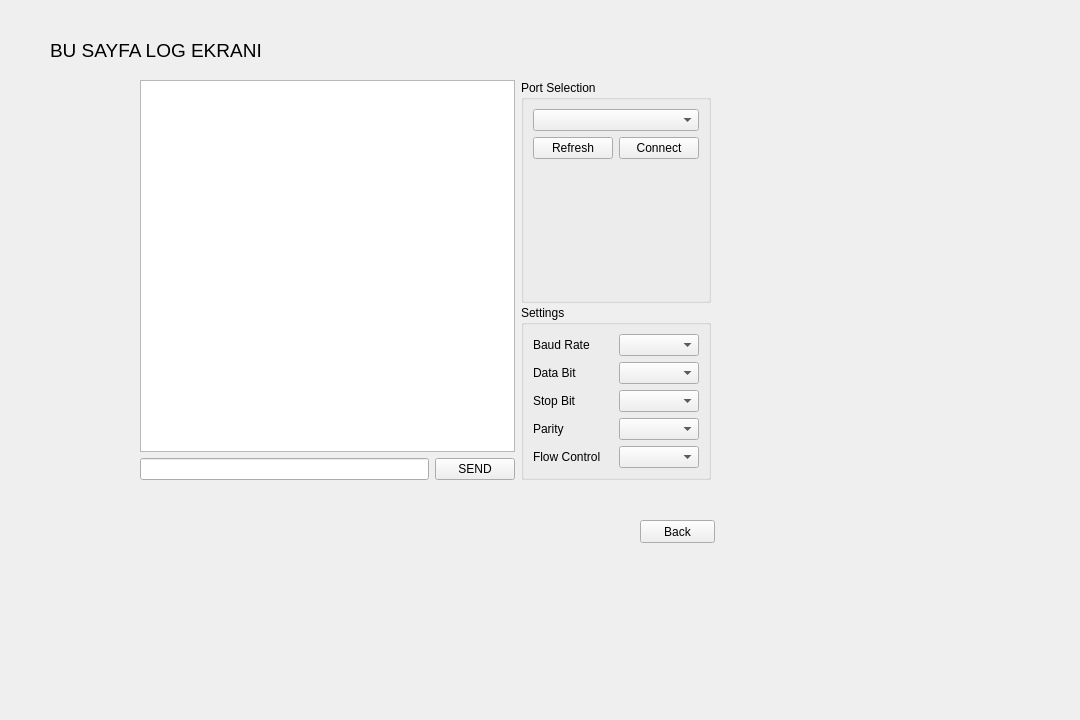
The window that ui/main_screen/main_screen.ui (cihansenyuz/system_controller) describes before a commit, drawn with Qt 5.
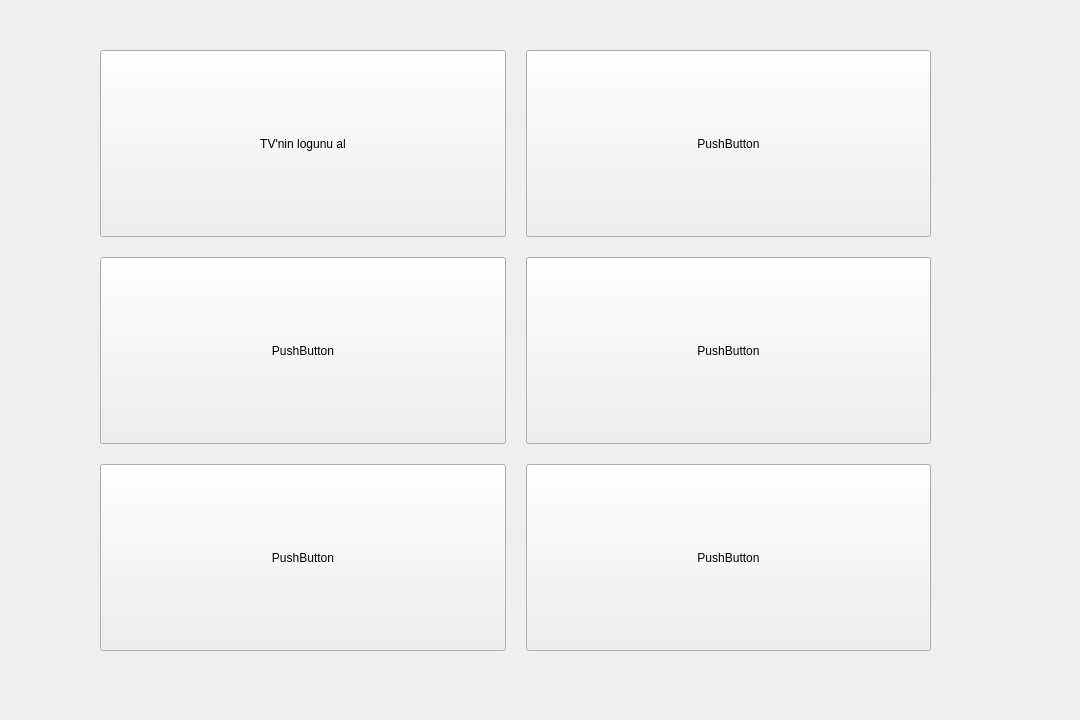
The same window after the commit. The open tabs and pages were chosen to show the change.

Commit message: all screens are now seperated ui files and have seperated py files

```diff
--- a/ui/main_screen/main_screen.ui
+++ b/ui/main_screen/main_screen.ui
@@ -31,33 +31,11 @@
   <property name="autoFillBackground">
    <bool>false</bool>
   </property>
-  <widget class="QStackedWidget" name="stackedWidget">
-   <property name="geometry">
-    <rect>
-     <x>20</x>
-     <y>20</y>
-     <width>871</width>
-     <height>691</height>
-    </rect>
-   </property>
-   <widget class="QWidget" name="mainScreenPage">
-    <property name="minimumSize">
-     <size>
-      <width>800</width>
-      <height>600</height>
-     </size>
-    </property>
-    <property name="maximumSize">
-     <size>
-      <width>1080</width>
-      <height>720</height>
-     </size>
-    </property>
     <widget class="QWidget" name="layoutWidget">
      <property name="geometry">
       <rect>
-       <x>0</x>
-       <y>50</y>
+     <x>80</x>
+     <y>30</y>
        <width>871</width>
        <height>641</height>
       </rect>
@@ -186,227 +164,6 @@
        </layout>
       </item>
      </layout>
-    </widget>
-   </widget>
-   <widget class="QWidget" name="logScreenPage">
-    <widget class="QLabel" name="label">
-     <property name="geometry">
-      <rect>
-       <x>30</x>
-       <y>0</y>
-       <width>261</width>
-       <height>61</height>
-      </rect>
-     </property>
-     <property name="font">
-      <font>
-       <pointsize>14</pointsize>
-      </font>
-     </property>
-     <property name="text">
-      <string>BU SAYFA LOG EKRANI</string>
-     </property>
-    </widget>
-    <widget class="QPushButton" name="logScreenBackButton">
-     <property name="geometry">
-      <rect>
-       <x>620</x>
-       <y>500</y>
-       <width>75</width>
-       <height>23</height>
-      </rect>
-     </property>
-     <property name="text">
-      <string>Back</string>
-     </property>
-    </widget>
-    <widget class="QWidget" name="">
-     <property name="geometry">
-      <rect>
-       <x>120</x>
-       <y>60</y>
-       <width>571</width>
-       <height>400</height>
-      </rect>
-     </property>
-     <layout class="QHBoxLayout" name="horizontalLayout_17">
-      <item>
-       <layout class="QVBoxLayout" name="verticalLayout_6">
-        <item>
-         <widget class="QPlainTextEdit" name="chat_box"/>
-        </item>
-        <item>
-         <layout class="QHBoxLayout" name="horizontalLayout_3">
-          <item>
-           <widget class="QLineEdit" name="message_line"/>
-          </item>
-          <item>
-           <widget class="QPushButton" name="send_button">
-            <property name="text">
-             <string>SEND</string>
-            </property>
-           </widget>
-          </item>
-         </layout>
-        </item>
-       </layout>
-      </item>
-      <item>
-       <layout class="QVBoxLayout" name="verticalLayout_3">
-        <item alignment="Qt::AlignTop">
-         <widget class="QGroupBox" name="groupBox">
-          <property name="minimumSize">
-           <size>
-            <width>158</width>
-            <height>223</height>
-           </size>
-          </property>
-          <property name="title">
-           <string>Port Selection</string>
-          </property>
-          <property name="checkable">
-           <bool>false</bool>
-          </property>
-          <layout class="QVBoxLayout" name="verticalLayout_4">
-           <item>
-            <widget class="QComboBox" name="comPortBox"/>
-           </item>
-           <item>
-            <layout class="QHBoxLayout" name="horizontalLayout_2">
-             <item>
-              <widget class="QPushButton" name="comPortButton">
-               <property name="text">
-                <string>Refresh</string>
-               </property>
-              </widget>
-             </item>
-             <item>
-              <widget class="QPushButton" name="connectButton">
-               <property name="text">
-                <string>Connect</string>
-               </property>
-              </widget>
-             </item>
-            </layout>
-           </item>
-           <item>
-            <spacer name="verticalSpacer">
-             <property name="orientation">
-              <enum>Qt::Vertical</enum>
-             </property>
-             <property name="sizeHint" stdset="0">
-              <size>
-               <width>20</width>
-               <height>40</height>
-              </size>
-             </property>
-            </spacer>
-           </item>
-          </layout>
-         </widget>
-        </item>
-        <item>
-         <widget class="QGroupBox" name="groupBox_2">
-          <property name="title">
-           <string>Settings</string>
-          </property>
-          <layout class="QVBoxLayout" name="verticalLayout_5">
-           <item>
-            <layout class="QHBoxLayout" name="horizontalLayout_4">
-             <item>
-              <widget class="QLabel" name="label_2">
-               <property name="text">
-                <string>Baud Rate</string>
-               </property>
-              </widget>
-             </item>
-             <item>
-              <widget class="QComboBox" name="baudRateBox"/>
-             </item>
-            </layout>
-           </item>
-           <item>
-            <layout class="QHBoxLayout" name="horizontalLayout_8">
-             <item>
-              <widget class="QLabel" name="label_5">
-               <property name="text">
-                <string>Data Bit</string>
-               </property>
-              </widget>
-             </item>
-             <item>
-              <widget class="QComboBox" name="dataBitBox"/>
-             </item>
-            </layout>
-           </item>
-           <item>
-            <layout class="QHBoxLayout" name="horizontalLayout_7">
-             <item>
-              <widget class="QLabel" name="label_4">
-               <property name="text">
-                <string>Stop Bit</string>
-               </property>
-              </widget>
-             </item>
-             <item>
-              <widget class="QComboBox" name="stopBitBox"/>
-             </item>
-            </layout>
-           </item>
-           <item>
-            <layout class="QHBoxLayout" name="horizontalLayout_6">
-             <item>
-              <widget class="QLabel" name="label_3">
-               <property name="sizePolicy">
-                <sizepolicy hsizetype="Preferred" vsizetype="Preferred">
-                 <horstretch>0</horstretch>
-                 <verstretch>0</verstretch>
-                </sizepolicy>
-               </property>
-               <property name="text">
-                <string>Parity</string>
-               </property>
-              </widget>
-             </item>
-             <item>
-              <widget class="QComboBox" name="parityBox"/>
-             </item>
-            </layout>
-           </item>
-           <item>
-            <layout class="QHBoxLayout" name="horizontalLayout_5">
-             <item>
-              <widget class="QLabel" name="label_6">
-               <property name="enabled">
-                <bool>true</bool>
-               </property>
-               <property name="sizePolicy">
-                <sizepolicy hsizetype="Preferred" vsizetype="Preferred">
-                 <horstretch>0</horstretch>
-                 <verstretch>0</verstretch>
-                </sizepolicy>
-               </property>
-               <property name="text">
-                <string>Flow Control</string>
-               </property>
-               <property name="scaledContents">
-                <bool>false</bool>
-               </property>
-              </widget>
-             </item>
-             <item>
-              <widget class="QComboBox" name="flowControlBox"/>
-             </item>
-            </layout>
-           </item>
-          </layout>
-         </widget>
-        </item>
-       </layout>
-      </item>
-     </layout>
-    </widget>
-   </widget>
   </widget>
  </widget>
  <resources/>
```
Lines whose indentation alone changed are shown as unchanged. The commit also changes 11 other files.
